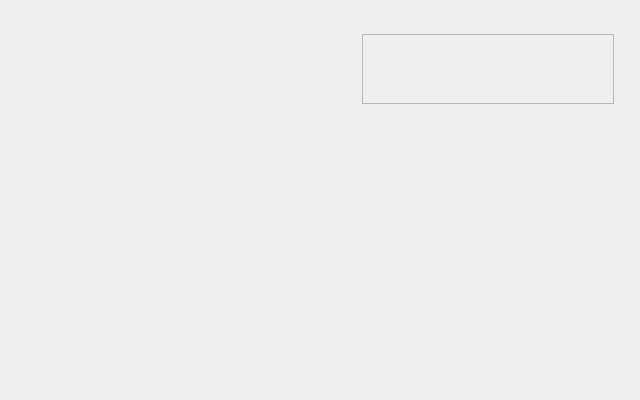
First picture: the form in Applications/MoMCustomizer/FormWizardsName.ui, repository jbalcomb/MoM-RTGT, before the edit.
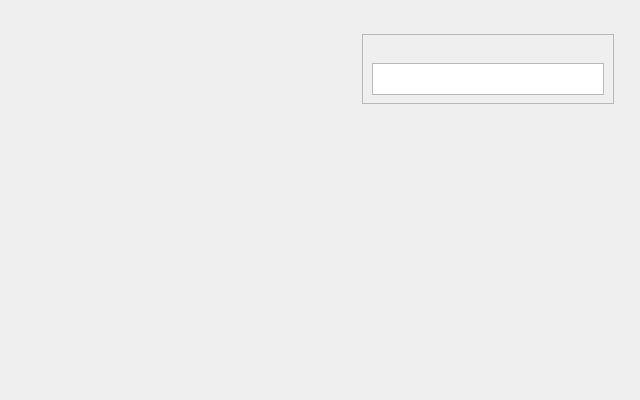
Second picture: the form after the edit. Icons and pictures are not drawn.

The edit to the form file:
```diff
--- a/Applications/MoMCustomizer/FormWizardsName.ui
+++ b/Applications/MoMCustomizer/FormWizardsName.ui
@@ -29,6 +29,16 @@
     <enum>QFrame::Raised</enum>
    </property>
   </widget>
+  <widget class="QPlainTextEdit" name="plainTextEdit">
+   <property name="geometry">
+    <rect>
+     <x>372</x>
+     <y>63</y>
+     <width>232</width>
+     <height>32</height>
+    </rect>
+   </property>
+  </widget>
  </widget>
  <resources/>
  <connections/>
```
